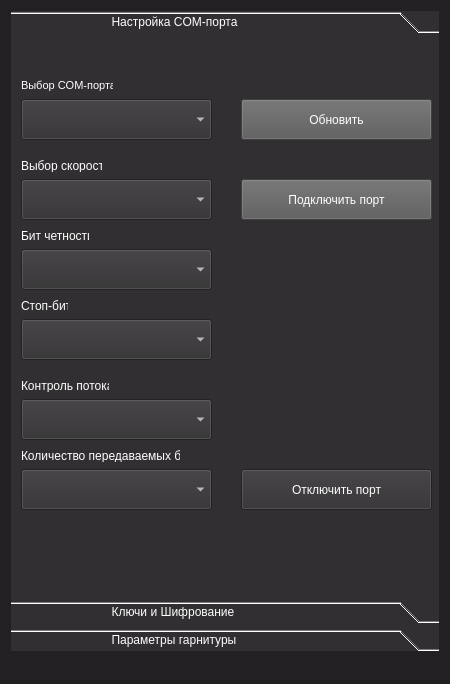
SlavaZhuck/HandsFree_Qt, file ApplicBeta/mainwindow.ui: the form before one commit.
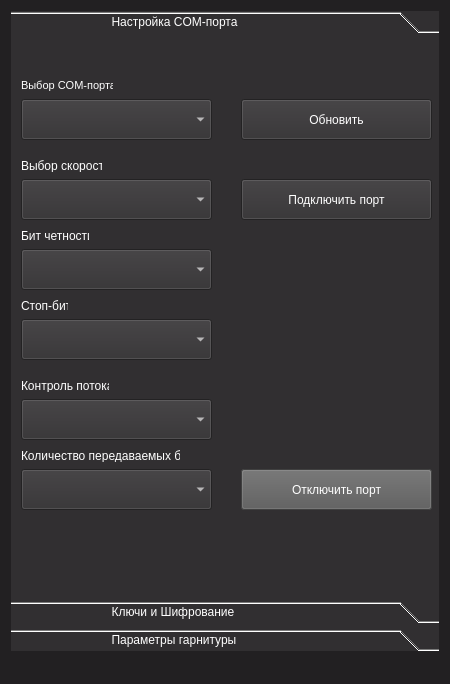
The form after the commit.

Commit message: change color of buttons

Diff of the .ui file:
```diff
--- a/ApplicBeta/mainwindow.ui
+++ b/ApplicBeta/mainwindow.ui
@@ -206,7 +206,7 @@
          </rect>
         </property>
         <property name="styleSheet">
-         <string notr="true">background-color:rgb(89, 89, 89)</string>
+         <string notr="true">background-color:rgb(49, 47, 49)</string>
         </property>
         <property name="text">
          <string>Обновить</string>
@@ -258,7 +258,7 @@
          </rect>
         </property>
         <property name="styleSheet">
-         <string notr="true">background-color:rgb(89, 89, 89)</string>
+         <string notr="true">background-color:rgb(49, 47, 49)</string>
         </property>
         <property name="text">
          <string>Подключить порт</string>
@@ -274,7 +274,7 @@
          </rect>
         </property>
         <property name="styleSheet">
-         <string notr="true">background-color:rgb(49, 47, 49)</string>
+         <string notr="true">background-color:rgb(89, 89, 89)</string>
         </property>
         <property name="text">
          <string>Отключить порт</string>
```
The commit also changes 2 other files.
